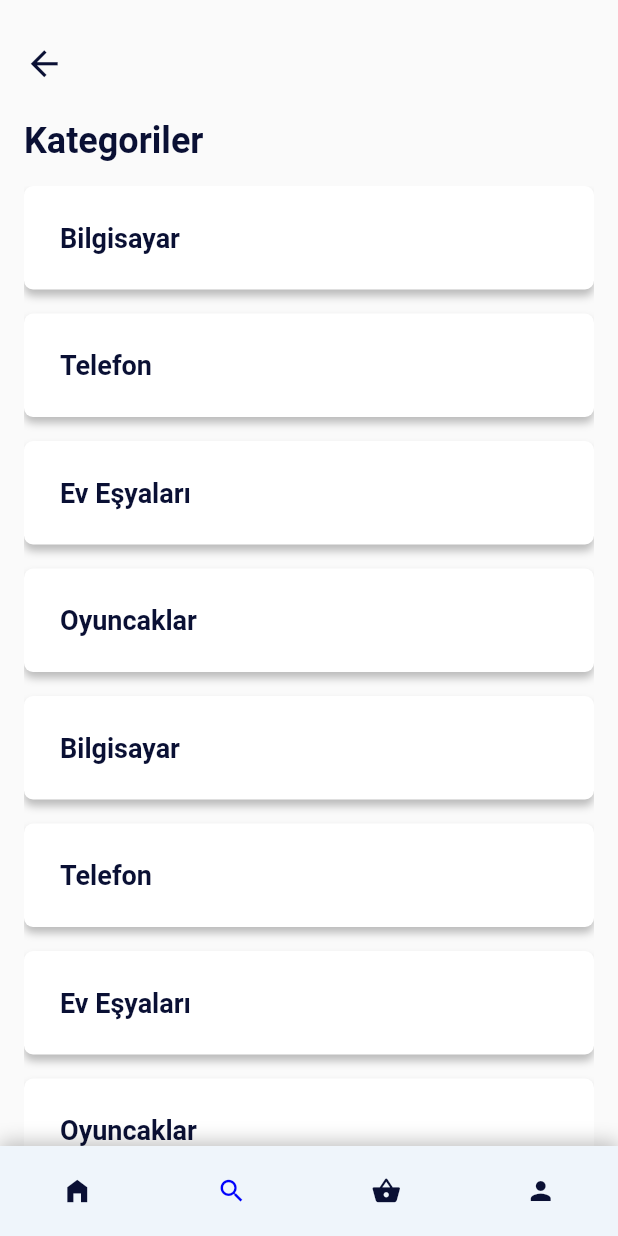
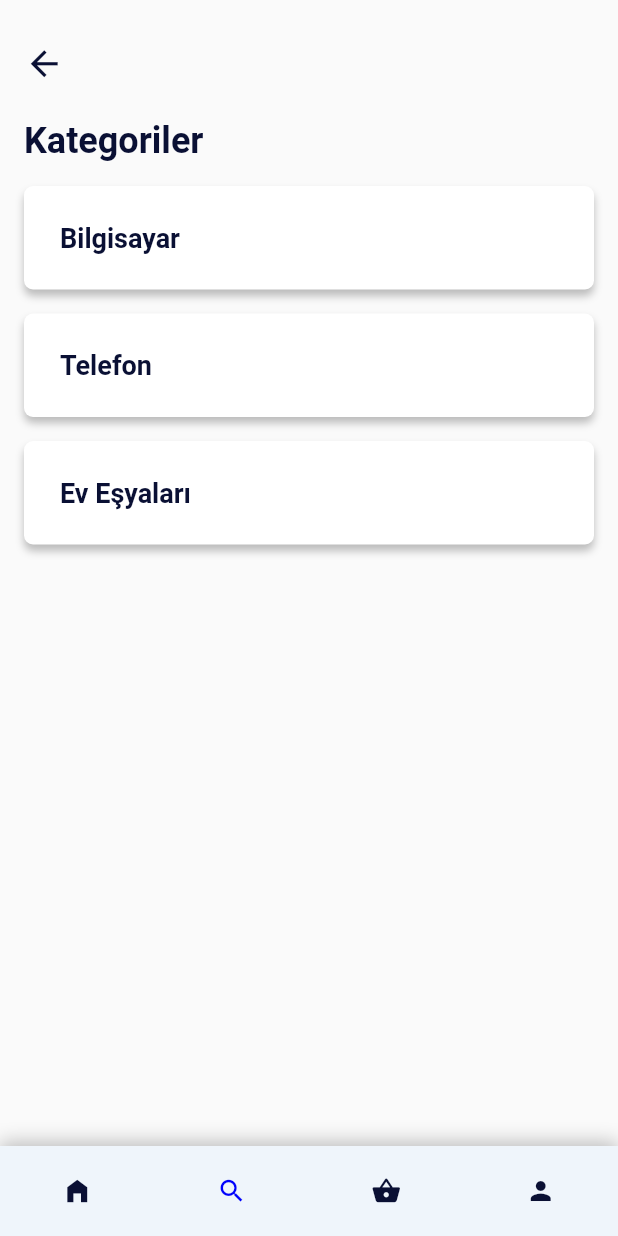
Before and after one commit to MuhammedFatihInce/3301456_213301002, a Flutter app: the CategoriesPage screen opened directly, on a phone screen of 412 x 824 dp. Run offline on Flutter 3.47's test engine with Material 2 defaults, Android fonts, the phone set to English and light mode, and no system bars.

Commit message:
3301456_213301002

```diff
--- a/lib/models/Product.dart
+++ b/lib/models/Product.dart
@@ -12,4 +12,5 @@ class Product {
         required this.name,
         required this.photoUrl,
         required this.discount});
+
 }
--- a/lib/pages/categories.dart
+++ b/lib/pages/categories.dart
@@ -4,20 +4,7 @@ import 'package:deneme_flutter/components/header.dart';
 import 'package:flutter/material.dart';
 
 class CategoriesPage extends StatelessWidget {
-  final List<String> categories = [
-    "Bilgisayar",
-    "Telefon",
-    "Ev Eşyaları",
-    "Oyuncaklar",
-    "Bilgisayar",
-    "Telefon",
-    "Ev Eşyaları",
-    "Oyuncaklar",
-    "Bilgisayar",
-    "Telefon",
-    "Ev Eşyaları",
-    "Oyuncaklar",
-  ];
+  List<String> categories = ["Bilgisayar", "Telefon", "Ev Eşyaları"];
 
   @override
   Widget build(BuildContext context) {
```
Also changed, not shown: lib/main.dart (renamed from lib/pages/main.dart), lib/pages/category.dart (indentation only), 1 other file.
